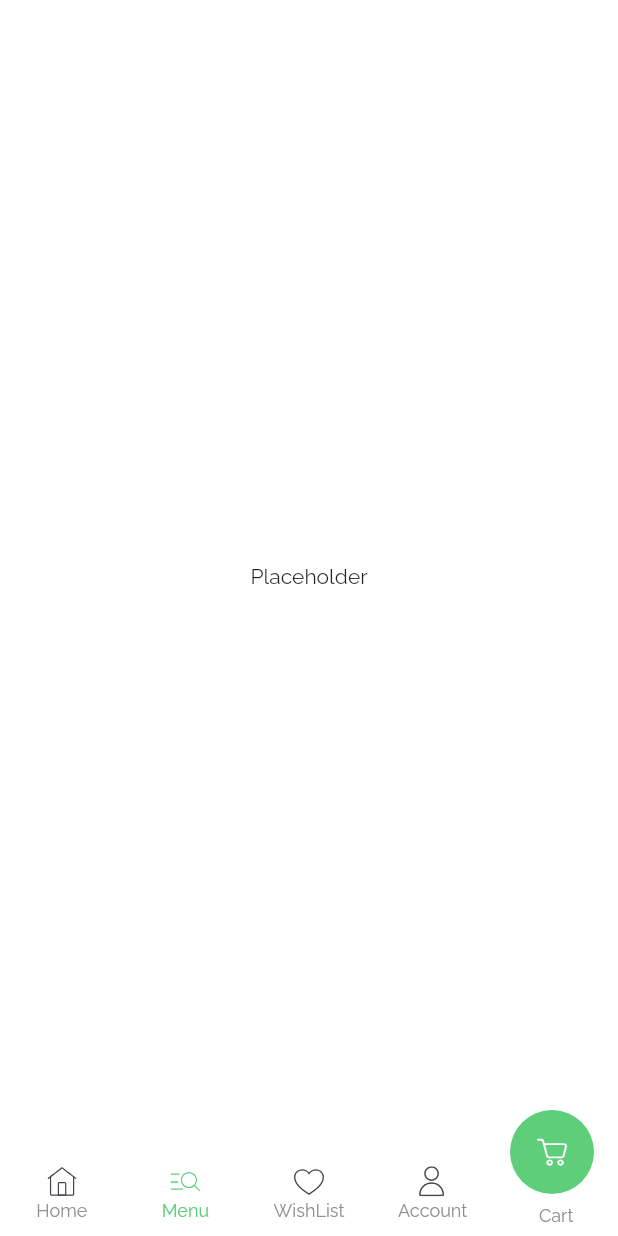
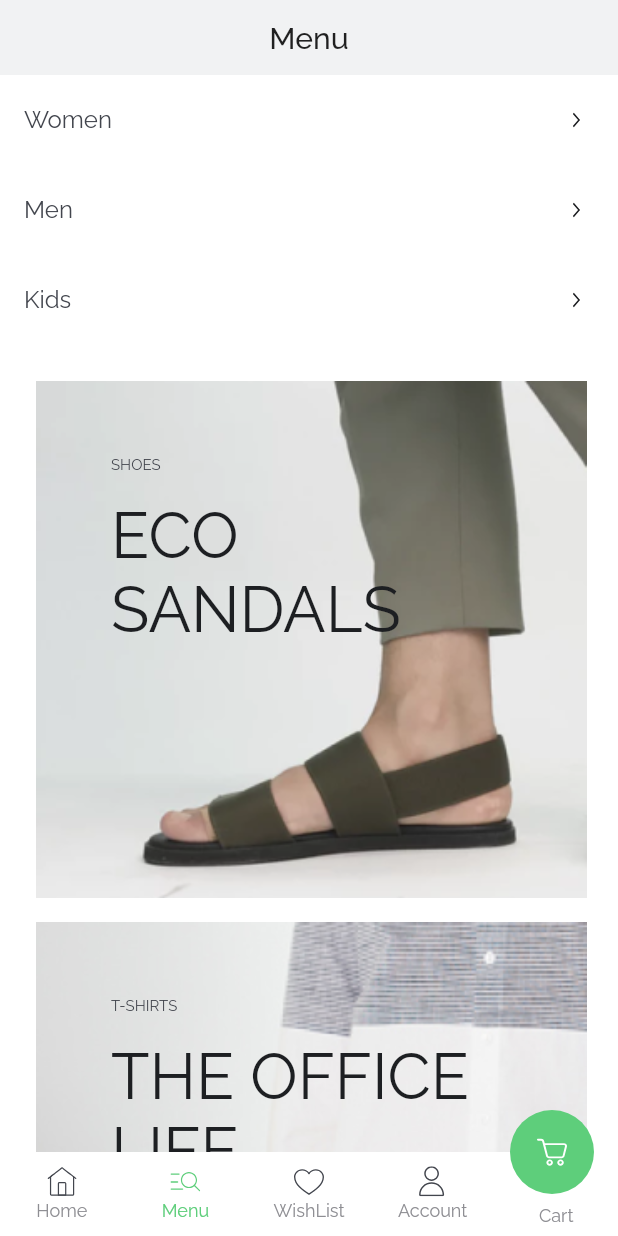
Before and after one commit to Bad-lion/pwa-app, a Flutter app: the screen it shows after launch, item 2 of the bottom bar chosen, on a phone screen of 412 x 824 dp. Run offline on Flutter 3.47's test engine with Material 2 defaults, Android fonts, the phone set to English and light mode, and no system bars; drawn by our look-alikes of persistent_bottom_nav_bar; our stand-ins replace flutter_rating_bar, flutter_svg, google_fonts; missing offline and left inert: animate_icons.

Commit message:
build menu screen and start work with category navigation

```diff
--- a/lib/main.dart
+++ b/lib/main.dart
@@ -1,6 +1,7 @@
 import 'package:flutter/material.dart';
 import 'package:flutter/services.dart';
 import 'package:pwa/screens/bottom_controler.dart';
+import 'package:pwa/screens/category_screes/category_screen.dart';
 import 'package:pwa/utils/theme.dart';
 
 void main() {
@@ -19,6 +20,7 @@ class MainApp extends StatelessWidget {
       debugShowCheckedModeBanner: false,
       theme: AppTheme.mainTheme,
       home: BottomController(),
+      routes: {CategoryScreen.routname: (ctx) => CategoryScreen()},
     );
   }
 }
--- a/lib/screens/bottom_nav_pages/home_page.dart
+++ b/lib/screens/bottom_nav_pages/home_page.dart
@@ -1,11 +1,10 @@
-import 'package:animate_icons/animate_icons.dart';
 import 'package:flutter/material.dart';
 import 'package:pwa/utils/exports.dart';
 import 'package:pwa/widgets/appbars/main_appbar.dart';
 import 'package:pwa/widgets/buttons/main_button.dart';
 import 'package:pwa/widgets/dismiss_keyboard.dart';
 import 'package:pwa/widgets/footer.dart';
-import 'package:pwa/widgets/wrap_container.dart';
+import 'package:pwa/widgets/item_widgets/wrap_container.dart';
 
 class HomePage extends StatelessWidget {
   HomePage({Key? key}) : super(key: key);
--- a/lib/screens/bottom_nav_pages/menu_page.dart
+++ b/lib/screens/bottom_nav_pages/menu_page.dart
@@ -1,13 +1,41 @@
 import 'package:flutter/material.dart';
+import 'package:pwa/widgets/appbars/secondary_appbar.dart';
+import 'package:pwa/widgets/item_widgets/list_widget.dart';
+import 'package:pwa/widgets/item_widgets/menu_list_image_items.dart';
 
 class MenuPage extends StatelessWidget {
   const MenuPage({Key? key}) : super(key: key);
 
   @override
   Widget build(BuildContext context) {
+    List<String> items = ['Women', 'Men', 'Kids'];
+    List<Map<String, dynamic>> mapList = [
+      {
+        'image': 'assets/images/menu_image.png',
+        'title': 'ECO SANDALS',
+        'subtitle': 'SHOES'
+      },
+      {
+        'image': 'assets/images/t-short.png',
+        'title': 'THE OFFICE LIFE',
+        'subtitle': 'T-SHIRTS'
+      },
+    ];
     return Scaffold(
-      body: Center(
-        child: Text('Placeholder'),
+      appBar: SecondaryAppBar(titleText: 'Menu'),
+      body: SingleChildScrollView(
+        child: Container(
+          child: Column(
+            children: [
+              ListWidgets(
+                items: items,
+                context: context,
+              ),
+              SizedBox(height: 24),
+              MenuListItem(items: mapList)
+            ],
+          ),
+        ),
       ),
     );
   }
--- /dev/null
+++ b/lib/screens/category_screes/category_screen.dart
@@ -0,0 +1,18 @@
+import 'package:flutter/material.dart';
+import 'package:pwa/widgets/appbars/secondary_appbar.dart';
+
+class CategoryScreen extends StatelessWidget {
+  static const String routname = '/category_screen';
+  const CategoryScreen({Key? key}) : super(key: key);
+
+  @override
+  Widget build(BuildContext context) {
+    final routeArgs =
+        ModalRoute.of(context)!.settings.arguments as Map<String, dynamic>;
+    return Scaffold(
+      appBar: SecondaryAppBar(
+        titleText: routeArgs['title'],
+      ),
+    );
+  }
+}
--- a/lib/utils/text_styles.dart
+++ b/lib/utils/text_styles.dart
@@ -1,7 +1,7 @@
 import 'package:flutter/material.dart';
 import 'package:pwa/utils/exports.dart';
 
-const double kFontSize44 = 44;
+const double kFontSize42 = 42;
 const double kFontSize30 = 30;
 const double kFontSize26 = 26;
 const double kFontSize24 = 24;
@@ -105,3 +105,14 @@ const kwrapContainerCostTs = TextStyle(
   fontWeight: kFontWeight500,
   color: kdark,
 );
+
+const kMenuItmesTitleTS = TextStyle(
+  fontSize: kFontSize42,
+  fontWeight: kFontWeight400,
+  color: kdark,
+);
+const kMenuItmesSubtitleTS = TextStyle(
+  fontSize: kFontSize10,
+  fontWeight: kFontWeight400,
+  color: kdarkVariant,
+);
--- /dev/null
+++ b/lib/widgets/appbars/secondary_appbar.dart
@@ -0,0 +1,14 @@
+import 'package:flutter/material.dart';
+import 'package:pwa/utils/exports.dart';
+
+class SecondaryAppBar extends AppBar {
+  final String titleText;
+  SecondaryAppBar({required this.titleText, Key? key})
+      : super(
+            key: key,
+            backgroundColor: klight,
+            toolbarHeight: 50,
+            elevation: 0,
+            title: Text(titleText),
+            centerTitle: true);
+}
--- /dev/null
+++ b/lib/widgets/item_widgets/list_widget.dart
@@ -0,0 +1,49 @@
+import 'package:flutter/material.dart';
+import 'package:flutter_svg/svg.dart';
+import 'package:pwa/screens/category_screes/category_screen.dart';
+import 'package:pwa/utils/exports.dart';
+
+class ListWidgets extends StatelessWidget {
+  final BuildContext context;
+  final List<String> items;
+  const ListWidgets({Key? key, required this.items, required this.context})
+      : super(key: key);
+
+  void selectCategory(BuildContext ctx, String title) {
+    Navigator.pushNamed(
+      ctx,
+      CategoryScreen.routname,
+      arguments: {
+        'title': title,
+      },
+    );
+    print('gi');
+  }
+
+  @override
+  Widget build(BuildContext ctx) {
+    return ListView.builder(
+      physics: NeverScrollableScrollPhysics(),
+      shrinkWrap: true,
+      itemCount: items.length,
+      itemBuilder: (ctx, index) => GestureDetector(
+        onTap: () => selectCategory(ctx, items[index]),
+        child: Container(
+          padding: EdgeInsets.all(16),
+          height: 60,
+          child: Row(
+            mainAxisAlignment: MainAxisAlignment.spaceBetween,
+            children: [
+              Text(
+                items[index],
+                style: kSubtitle2TS,
+              ),
+              SvgPicture.asset('assets/icons/arrow_right.svg',
+                  fit: BoxFit.contain),
+            ],
+          ),
+        ),
+      ),
+    );
+  }
+}
--- /dev/null
+++ b/lib/widgets/item_widgets/menu_list_image_items.dart
@@ -0,0 +1,51 @@
+import 'package:flutter/material.dart';
+import 'package:pwa/utils/exports.dart';
+
+class MenuListItem extends StatelessWidget {
+  final List<Map<String, dynamic>> items;
+  const MenuListItem({Key? key, required this.items}) : super(key: key);
+
+  @override
+  Widget build(BuildContext ctx) {
+    return Container(
+      width: double.infinity,
+      child: ListView.builder(
+        physics: NeverScrollableScrollPhysics(),
+        shrinkWrap: true,
+        itemCount: items.length,
+        itemBuilder: (ctx, index) => Container(
+          width: double.infinity,
+          padding: EdgeInsets.only(left: 24, right: 21, bottom: 16),
+          child: Stack(
+            children: [
+              Image.asset(
+                items[index]['image'],
+                fit: BoxFit.contain,
+                width: double.infinity,
+              ),
+              Padding(
+                padding: const EdgeInsets.only(left: 50.0, right: 33, top: 50),
+                child: Column(
+                  crossAxisAlignment: CrossAxisAlignment.start,
+                  children: [
+                    Container(
+                      height: 29,
+                      child: Text(
+                        items[index]['subtitle'],
+                        style: kMenuItmesSubtitleTS,
+                      ),
+                    ),
+                    Text(
+                      items[index]['title'],
+                      style: kMenuItmesTitleTS,
+                    )
+                  ],
+                ),
+              )
+            ],
+          ),
+        ),
+      ),
+    );
+  }
+}
```
Also changed, not shown: assets/icons/arrow_right.svg (added), assets/images/menu_image.png (added), assets/images/t-short.png (added), lib/widgets/item_widgets/wrap_container.dart (renamed from lib/widgets/wrap_container.dart).
